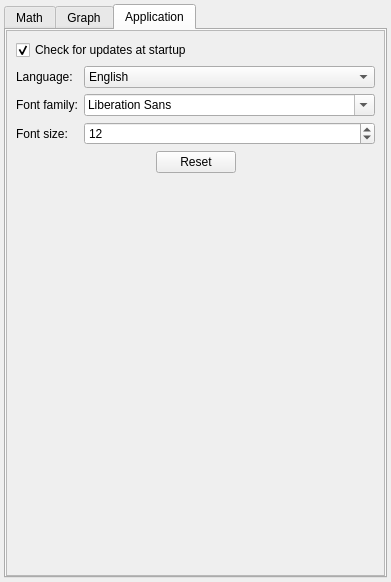
This is Windows/settings.ui in AdelKS/ZeGrapher as Qt 5 draws it before an edit. The edited form follows.
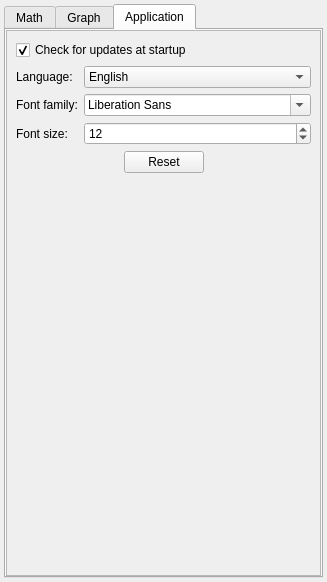
This is the edited form. The open tabs and pages were chosen to show the change. Icons and pictures are not drawn.

Commit message:
Add Export Widget to the settings window
Fix user interaction with export settings

Patch:
```diff
--- a/Windows/settings.ui
+++ b/Windows/settings.ui
@@ -6,7 +6,7 @@
    <rect>
     <x>0</x>
     <y>0</y>
-    <width>391</width>
+    <width>327</width>
     <height>582</height>
    </rect>
   </property>
@@ -446,7 +446,7 @@
            <rect>
             <x>0</x>
             <y>0</y>
-            <width>377</width>
+            <width>313</width>
             <height>538</height>
            </rect>
           </property>
```
The commit also changes 7 other files.
